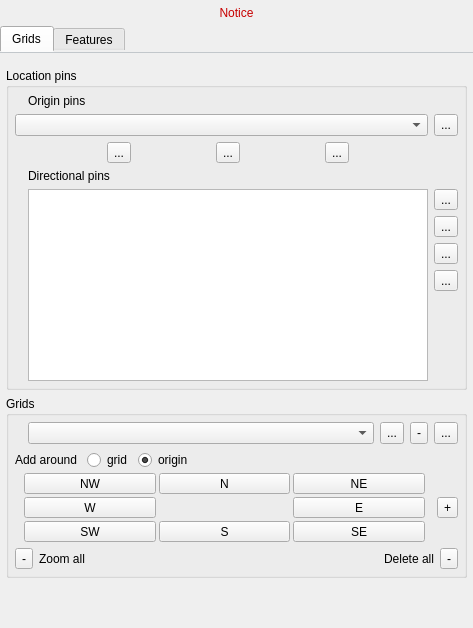
Old version of the form fdt_mainwidget.ui in the repository ArthurLion97/fossildigtools.
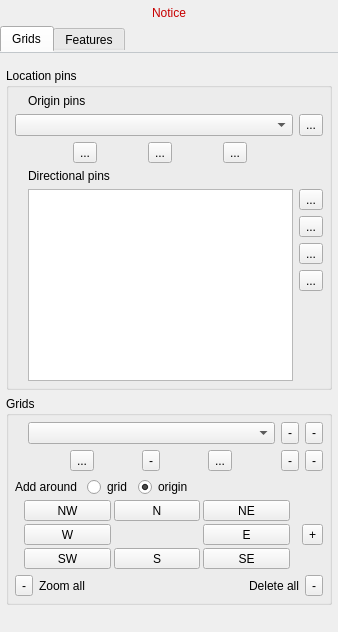
New version of the form. Icons and pictures are not drawn. Custom widgets are drawn as their Qt base class.

Commit message: Add 'zoom to grid corner' support

What changed in the file:
```diff
--- a/fdt_mainwidget.ui
+++ b/fdt_mainwidget.ui
@@ -6,8 +6,8 @@
    <rect>
     <x>0</x>
     <y>0</y>
-    <width>473</width>
-    <height>628</height>
+    <width>338</width>
+    <height>632</height>
    </rect>
   </property>
   <property name="windowTitle">
@@ -98,8 +98,8 @@
            <rect>
             <x>0</x>
             <y>0</y>
-            <width>473</width>
-            <height>563</height>
+            <width>338</width>
+            <height>567</height>
            </rect>
           </property>
           <layout class="QVBoxLayout" name="verticalLayout_3">
@@ -442,7 +442,7 @@
               <property name="margin">
                <number>6</number>
               </property>
-              <item row="3" column="0">
+              <item row="2" column="0">
                <widget class="QFrame" name="gridFrame">
                 <layout class="QGridLayout" name="gridLayout_3">
                  <property name="margin">
@@ -779,19 +779,10 @@
               <item row="0" column="0">
                <layout class="QGridLayout" name="gridLayout_5">
                 <property name="verticalSpacing">
-                 <number>0</number>
+                 <number>6</number>
                 </property>
-                <item row="0" column="1">
-                 <widget class="QComboBox" name="gridsCmbBx"/>
-                </item>
-                <item row="0" column="2">
+                <item row="1" column="1">
                  <widget class="QFrame" name="gridsEditFrame">
-                  <property name="sizePolicy">
-                   <sizepolicy hsizetype="Maximum" vsizetype="Preferred">
-                    <horstretch>0</horstretch>
-                    <verstretch>0</verstretch>
-                   </sizepolicy>
-                  </property>
                   <property name="frameShape">
                    <enum>QFrame::NoFrame</enum>
                   </property>
@@ -883,6 +874,16 @@
                   </layout>
                  </widget>
                 </item>
+                <item row="0" column="1">
+                 <widget class="QComboBox" name="gridsCmbBx">
+                  <property name="sizePolicy">
+                   <sizepolicy hsizetype="MinimumExpanding" vsizetype="Fixed">
+                    <horstretch>0</horstretch>
+                    <verstretch>0</verstretch>
+                   </sizepolicy>
+                  </property>
+                 </widget>
+                </item>
                 <item row="0" column="0">
                  <widget class="QLabel" name="gridsIconLabel">
                   <property name="sizePolicy">
@@ -899,9 +900,131 @@
                   </property>
                  </widget>
                 </item>
+                <item row="0" column="2" rowspan="2">
+                 <widget class="QFrame" name="gridsGoToCornerFrame">
+                  <property name="frameShape">
+                   <enum>QFrame::NoFrame</enum>
+                  </property>
+                  <property name="frameShadow">
+                   <enum>QFrame::Raised</enum>
+                  </property>
+                  <layout class="QGridLayout" name="gridLayout_7">
+                   <property name="margin">
+                    <number>0</number>
+                   </property>
+                   <property name="spacing">
+                    <number>6</number>
+                   </property>
+                   <item row="0" column="1">
+                    <widget class="QToolButton" name="gridsGoToUrBtn">
+                     <property name="maximumSize">
+                      <size>
+                       <width>16777215</width>
+                       <height>24</height>
+                      </size>
+                     </property>
+                     <property name="toolTip">
+                      <string>Remove grid</string>
+                     </property>
+                     <property name="text">
+                      <string>-</string>
+                     </property>
+                     <property name="icon">
+                      <iconset resource="resources.qrc">
+                       <normaloff>:/plugins/fossildigtools/icons/goto-grid-ur.svg</normaloff>:/plugins/fossildigtools/icons/goto-grid-ur.svg</iconset>
+                     </property>
+                     <property name="iconSize">
+                      <size>
+                       <width>20</width>
+                       <height>20</height>
+                      </size>
+                     </property>
+                    </widget>
+                   </item>
+                   <item row="0" column="0">
+                    <widget class="QToolButton" name="gridsGoToUlBtn">
+                     <property name="maximumSize">
+                      <size>
+                       <width>16777215</width>
+                       <height>24</height>
+                      </size>
+                     </property>
+                     <property name="toolTip">
+                      <string>Remove grid</string>
+                     </property>
+                     <property name="text">
+                      <string>-</string>
+                     </property>
+                     <property name="icon">
+                      <iconset resource="resources.qrc">
+                       <normaloff>:/plugins/fossildigtools/icons/goto-grid-ul.svg</normaloff>:/plugins/fossildigtools/icons/goto-grid-ul.svg</iconset>
+                     </property>
+                     <property name="iconSize">
+                      <size>
+                       <width>20</width>
+                       <height>20</height>
+                      </size>
+                     </property>
+                    </widget>
+                   </item>
+                   <item row="1" column="0">
+                    <widget class="QToolButton" name="gridsGoToLlBtn">
+                     <property name="maximumSize">
+                      <size>
+                       <width>16777215</width>
+                       <height>24</height>
+                      </size>
+                     </property>
+                     <property name="toolTip">
+                      <string>Remove grid</string>
+                     </property>
+                     <property name="text">
+                      <string>-</string>
+                     </property>
+                     <property name="icon">
+                      <iconset resource="resources.qrc">
+                       <normaloff>:/plugins/fossildigtools/icons/goto-grid-ll.svg</normaloff>:/plugins/fossildigtools/icons/goto-grid-ll.svg</iconset>
+                     </property>
+                     <property name="iconSize">
+                      <size>
+                       <width>20</width>
+                       <height>20</height>
+                      </size>
+                     </property>
+                    </widget>
+                   </item>
+                   <item row="1" column="1">
+                    <widget class="QToolButton" name="gridsGoToLrBtn">
+                     <property name="maximumSize">
+                      <size>
+                       <width>16777215</width>
+                       <height>24</height>
+                      </size>
+                     </property>
+                     <property name="toolTip">
+                      <string>Remove grid</string>
+                     </property>
+                     <property name="text">
+                      <string>-</string>
+                     </property>
+                     <property name="icon">
+                      <iconset resource="resources.qrc">
+                       <normaloff>:/plugins/fossildigtools/icons/goto-grid-lr.svg</normaloff>:/plugins/fossildigtools/icons/goto-grid-lr.svg</iconset>
+                     </property>
+                     <property name="iconSize">
+                      <size>
+                       <width>20</width>
+                       <height>20</height>
+                      </size>
+                     </property>
+                    </widget>
+                   </item>
+                  </layout>
+                 </widget>
+                </item>
                </layout>
               </item>
-              <item row="4" column="0">
+              <item row="3" column="0">
                <widget class="QFrame" name="gridsAllFrame">
                 <layout class="QHBoxLayout" name="horizontalLayout_3">
                  <property name="margin">
```
Left out of the diff: 4 changed lines with no effect on the pictures. The commit also changes 9 other files.
